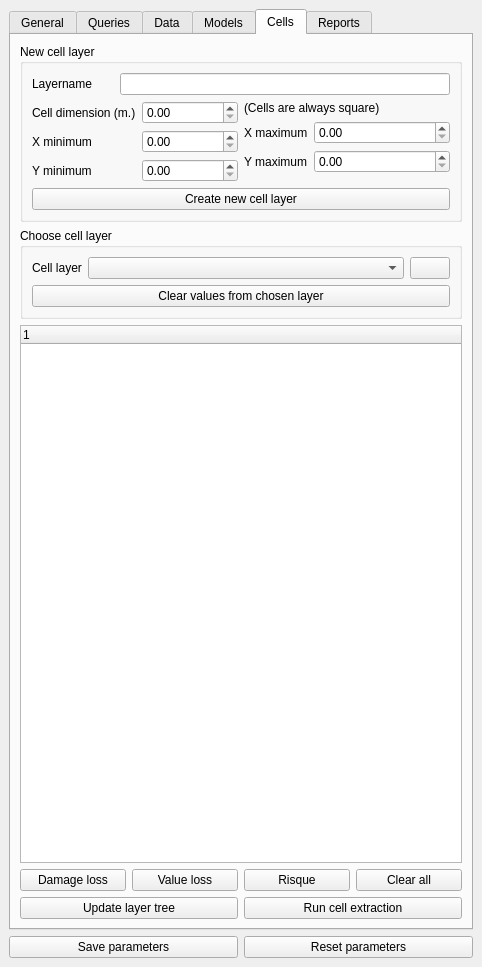
bvthomsen/climateecomodel, file eco_model/eco_model_dockwidget_base.ui: the form before one commit.
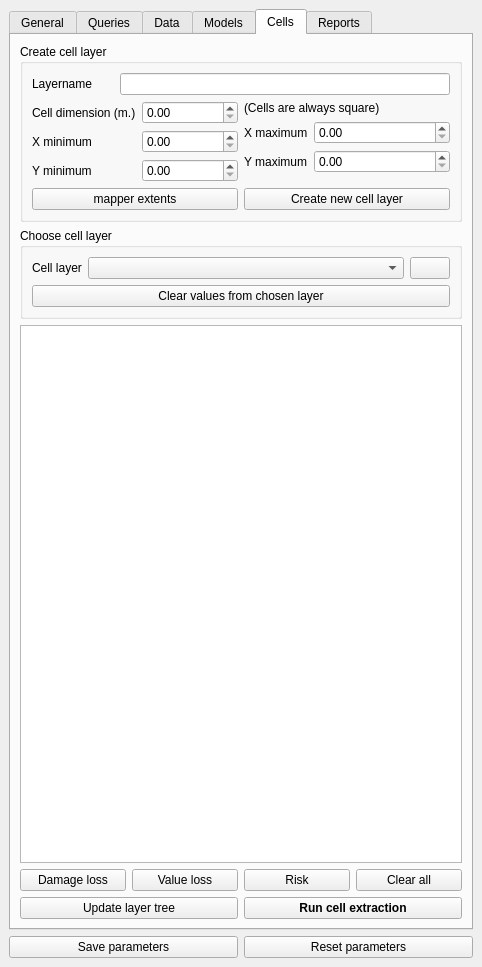
The form after the commit. The open tabs and pages were chosen to show the change.

```diff
--- a/eco_model/eco_model_dockwidget_base.ui
+++ b/eco_model/eco_model_dockwidget_base.ui
@@ -169,7 +169,7 @@
         <item>
          <widget class="QGroupBox" name="groupBox_3">
           <property name="title">
-           <string>New cell layer</string>
+           <string>Create cell layer</string>
           </property>
           <layout class="QVBoxLayout" name="verticalLayout_8">
            <item>
@@ -338,6 +338,21 @@
               </layout>
              </item>
             </layout>
+           </item>
+           <item>
+            <layout class="QHBoxLayout" name="horizontalLayout_7">
+             <item>
+              <widget class="QPushButton" name="pbMapperExtents">
+               <property name="sizePolicy">
+                <sizepolicy hsizetype="Minimum" vsizetype="Fixed">
+                 <horstretch>9</horstretch>
+                 <verstretch>0</verstretch>
+                </sizepolicy>
+               </property>
+               <property name="text">
+                <string>mapper extents</string>
+               </property>
+              </widget>
            </item>
            <item>
             <widget class="QPushButton" name="pbCreateCellLayer">
@@ -353,6 +368,8 @@
             </widget>
            </item>
           </layout>
+           </item>
+          </layout>
          </widget>
         </item>
         <item>
@@ -418,13 +435,7 @@
          </widget>
         </item>
         <item>
-         <widget class="QTreeWidget" name="twCellCandidates">
-          <column>
-           <property name="text">
-            <string notr="true">1</string>
-           </property>
-          </column>
-         </widget>
+         <widget class="QTreeView" name="tvCells"/>
         </item>
         <item>
          <layout class="QHBoxLayout" name="horizontalLayout_5">
@@ -463,7 +474,7 @@
              </sizepolicy>
             </property>
             <property name="text">
-             <string>Risque</string>
+             <string>Risk</string>
             </property>
            </widget>
           </item>
@@ -505,6 +516,12 @@
               <verstretch>0</verstretch>
              </sizepolicy>
             </property>
+            <property name="font">
+             <font>
+              <weight>75</weight>
+              <bold>true</bold>
+             </font>
+            </property>
             <property name="text">
              <string>Run cell extraction</string>
             </property>
```
Left out of the diff: 48 changed lines with no effect on the pictures. Lines whose indentation alone changed are shown as unchanged.
